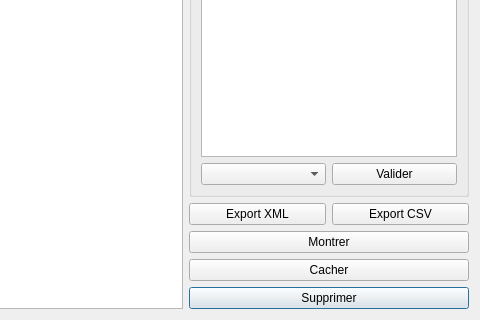
Old version of the form application/ui/notesaction.ui in the repository nils-van-zuijlen/Enibar; both pictures show x 94 to 574 and y 282 to 602 of the 574 by 602 pixel window.
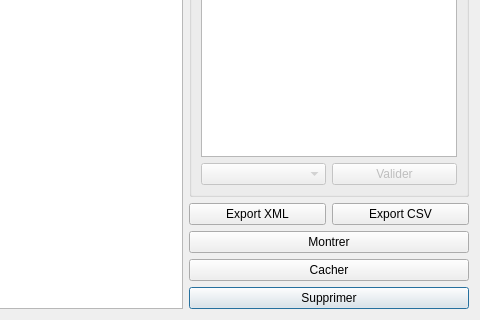
New version of the form. Custom widgets are drawn as their Qt base class.

Commit message: The validate button and the combobox in the NotesAction window are now disabled by default.

```diff
--- a/application/ui/notesaction.ui
+++ b/application/ui/notesaction.ui
@@ -110,13 +110,20 @@
           </item>
           <item row="2" column="1">
            <widget class="QPushButton" name="take_products_btn">
+            <property name="enabled">
+             <bool>false</bool>
+            </property>
             <property name="text">
              <string>Valider</string>
             </property>
            </widget>
           </item>
           <item row="2" column="0">
-           <widget class="QComboBox" name="price_list"/>
+           <widget class="QComboBox" name="price_list">
+            <property name="enabled">
+             <bool>false</bool>
+            </property>
+           </widget>
           </item>
           <item row="0" column="0">
            <spacer name="horizontalSpacer">
```
